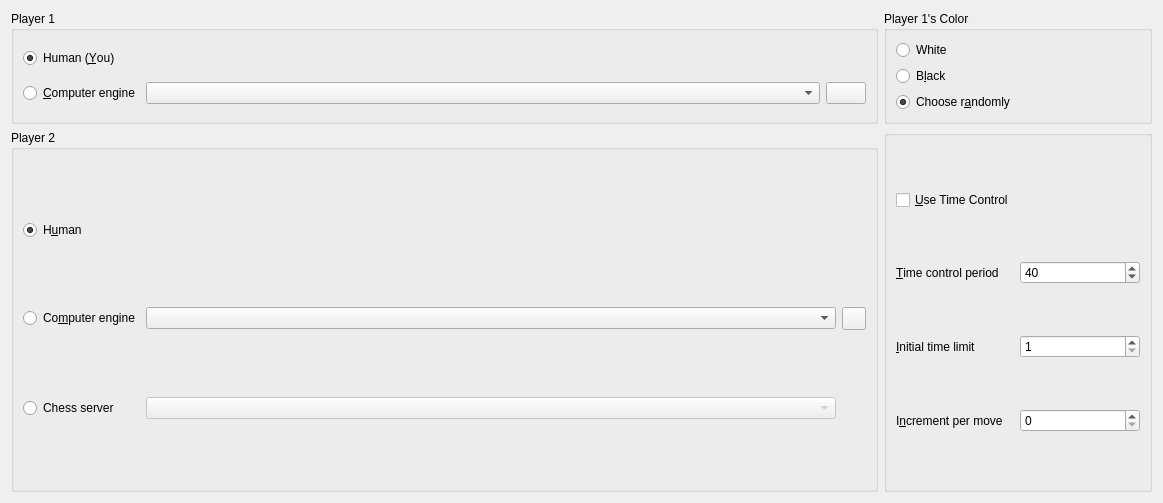
KDE/knights, file src/gamedialog.ui: the form before one commit.
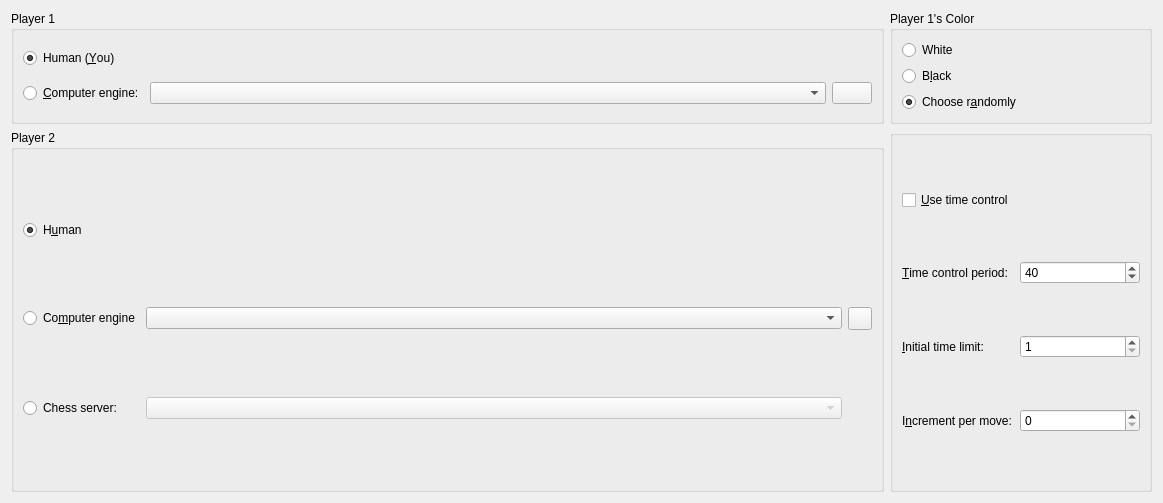
The form after the commit. Custom widgets are drawn as their Qt base class.

Diff of the .ui file:
```diff
--- a/src/gamedialog.ui
+++ b/src/gamedialog.ui
@@ -42,7 +42,7 @@
       <item row="1" column="0">
        <widget class="QRadioButton" name="rbPlayer1Engine">
         <property name="text">
-         <string>&amp;Computer engine</string>
+         <string>&amp;Computer engine:</string>
         </property>
        </widget>
       </item>
@@ -172,7 +172,7 @@
       <item row="2" column="0">
        <widget class="QRadioButton" name="rbPlayer2Server">
         <property name="text">
-         <string>Chess server</string>
+         <string>Chess server:</string>
         </property>
        </widget>
       </item>
@@ -204,14 +204,14 @@
       <item row="0" column="0">
        <widget class="QCheckBox" name="cbTimeControl">
         <property name="text">
-         <string>&amp;Use Time Control</string>
+         <string>&amp;Use time control</string>
         </property>
        </widget>
       </item>
       <item row="1" column="0">
        <widget class="QLabel" name="lNumberOfMoves">
         <property name="text">
-         <string>&amp;Time control period</string>
+         <string>&amp;Time control period:</string>
         </property>
         <property name="buddy">
          <cstring>sbNumberOfMoves</cstring>
@@ -240,7 +240,7 @@
       <item row="2" column="0">
        <widget class="QLabel" name="timeLimitLabel">
         <property name="text">
-         <string>&amp;Initial time limit</string>
+         <string>&amp;Initial time limit:</string>
         </property>
         <property name="buddy">
          <cstring>sbTimeLimit</cstring>
@@ -266,7 +266,7 @@
       <item row="3" column="0">
        <widget class="QLabel" name="timeIncrementLabel">
         <property name="text">
-         <string>I&amp;ncrement per move</string>
+         <string>I&amp;ncrement per move:</string>
         </property>
         <property name="buddy">
          <cstring>sbTimeIncrement</cstring>
```
